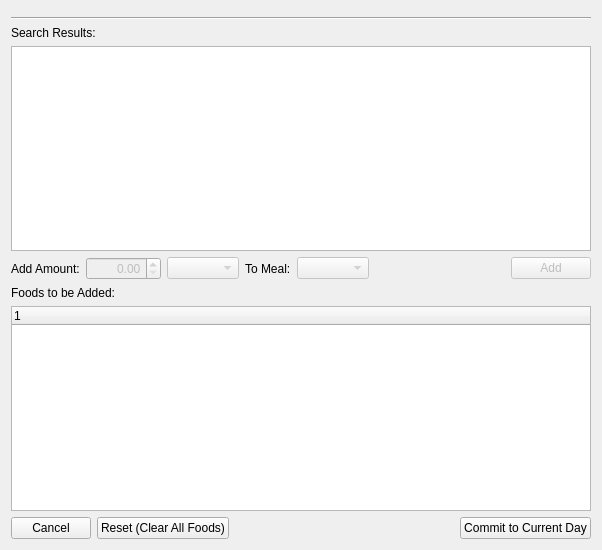
The window that src/add_food.ui (tylermchenry/nutrition_tracker) describes before a commit, drawn with Qt 5.
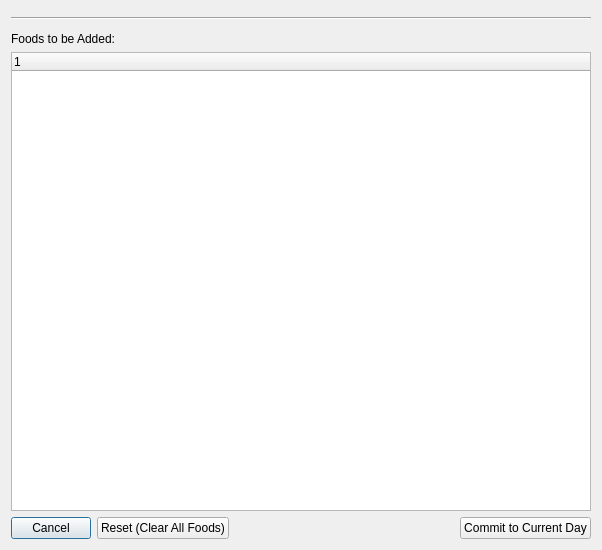
The same window after the commit. Custom widgets are drawn as their Qt base class.

Commit message: Refactor result selection widgets into reusable sub widget

Patch:
```diff
--- a/src/add_food.ui
+++ b/src/add_food.ui
@@ -41,98 +41,7 @@
     </widget>
    </item>
    <item>
-    <widget class="QLabel" name="label_4">
-     <property name="text">
-      <string>Search Results:</string>
-     </property>
-    </widget>
-   </item>
-   <item>
-    <widget class="QListWidget" name="lstResults">
-     <property name="sizePolicy">
-      <sizepolicy hsizetype="Expanding" vsizetype="Expanding">
-       <horstretch>0</horstretch>
-       <verstretch>0</verstretch>
-      </sizepolicy>
-     </property>
-    </widget>
-   </item>
-   <item>
-    <layout class="QHBoxLayout" name="horizontalLayout">
-     <item>
-      <widget class="QLabel" name="label">
-       <property name="text">
-        <string>Add Amount:</string>
-       </property>
-      </widget>
-     </item>
-     <item>
-      <widget class="QDoubleSpinBox" name="dsbAmount">
-       <property name="enabled">
-        <bool>false</bool>
-       </property>
-       <property name="minimumSize">
-        <size>
-         <width>75</width>
-         <height>0</height>
-        </size>
-       </property>
-       <property name="alignment">
-        <set>Qt::AlignRight|Qt::AlignTrailing|Qt::AlignVCenter</set>
-       </property>
-      </widget>
-     </item>
-     <item>
-      <widget class="QComboBox" name="cbUnit">
-       <property name="enabled">
-        <bool>false</bool>
-       </property>
-      </widget>
-     </item>
-     <item>
-      <widget class="QLabel" name="label_2">
-       <property name="sizePolicy">
-        <sizepolicy hsizetype="Minimum" vsizetype="Preferred">
-         <horstretch>0</horstretch>
-         <verstretch>0</verstretch>
-        </sizepolicy>
-       </property>
-       <property name="text">
-        <string>To Meal:</string>
-       </property>
-      </widget>
-     </item>
-     <item>
-      <widget class="QComboBox" name="cbMeal">
-       <property name="enabled">
-        <bool>false</bool>
-       </property>
-      </widget>
-     </item>
-     <item>
-      <spacer name="horizontalSpacer">
-       <property name="orientation">
-        <enum>Qt::Horizontal</enum>
-       </property>
-       <property name="sizeHint" stdset="0">
-        <size>
-         <width>40</width>
-         <height>20</height>
-        </size>
-       </property>
-      </spacer>
-     </item>
-     <item>
-      <widget class="QPushButton" name="btnAdd">
-       <property name="enabled">
-        <bool>false</bool>
-       </property>
-       <property name="text">
-        <string>Add</string>
-       </property>
-      </widget>
-     </item>
-    </layout>
+    <widget class="SelectFoodControl" name="sfcResultsList" native="true"/>
    </item>
    <item>
     <widget class="QLabel" name="label_3">
@@ -204,6 +113,12 @@
    <header>food_search_control.h</header>
    <container>1</container>
   </customwidget>
+  <customwidget>
+   <class>SelectFoodControl</class>
+   <extends>QWidget</extends>
+   <header>select_food_control.h</header>
+   <container>1</container>
+  </customwidget>
  </customwidgets>
  <resources/>
  <connections/>
```
The commit also changes 5 other files.
